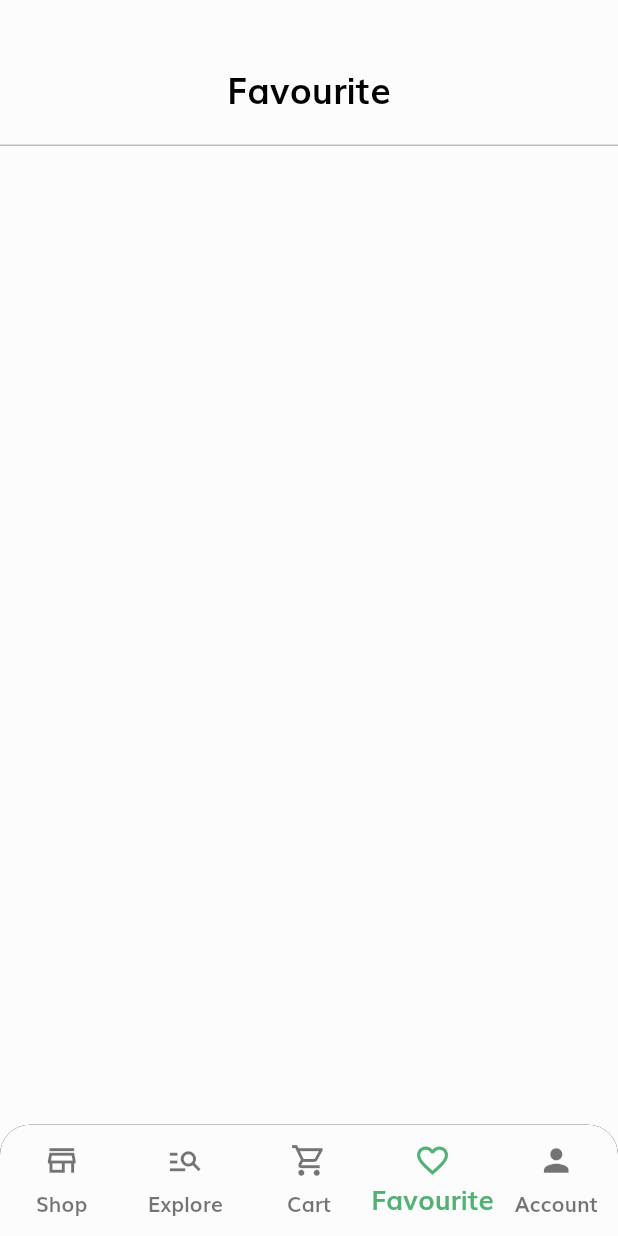
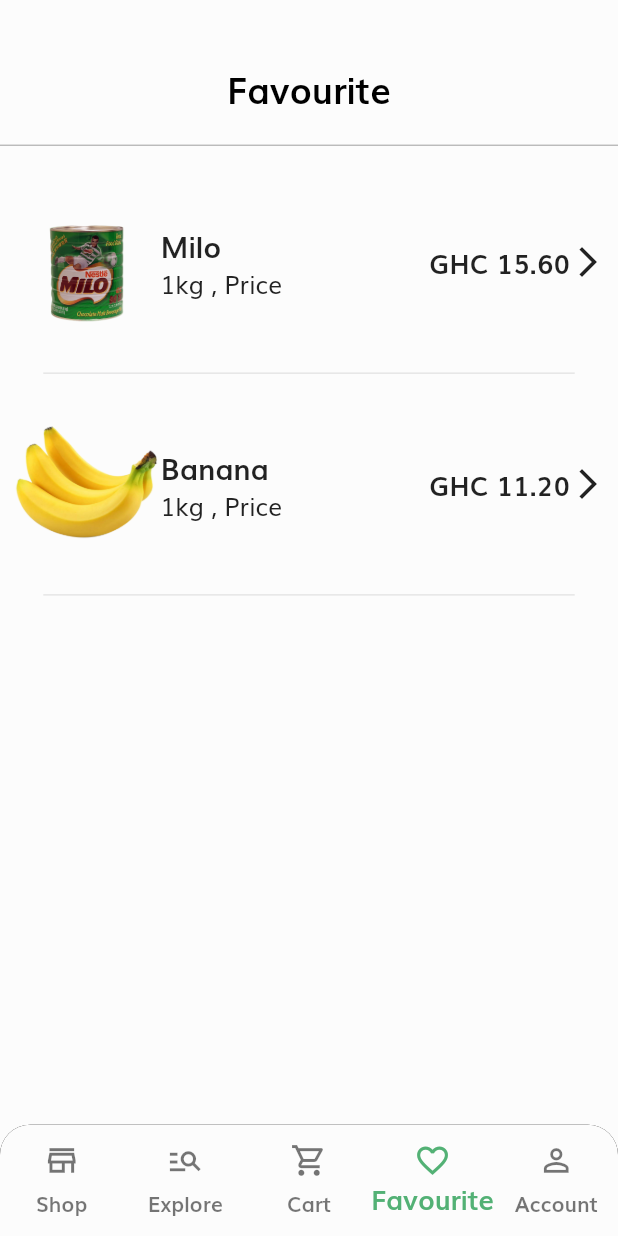
Before and after one commit to Mawuli-360/Flutter_Grocery, a Flutter app: the screen it shows after launch, item 4 of the bottom bar chosen, on a phone screen of 412 x 824 dp. Run offline on Flutter 3.47's test engine with Material 2 defaults, Android fonts, the light colour scheme and no system bars; our stand-ins replace animated_splash_screen, sizer; missing offline and left inert: flutter_carousel_slider.

Commit message:
first commit
Signed-off-by: Mawuli-360 <zigahmawuli360@gmail.com>

```diff
--- a/lib/Homepage/HomePage.dart
+++ b/lib/Homepage/HomePage.dart
@@ -9,7 +9,7 @@ import 'package:sizer/sizer.dart';
 import 'package:groceries/constants.dart';
 
 class HomePage extends StatefulWidget {
-  HomePage({Key? key}) : super(key: key);
+ const HomePage({Key? key}) : super(key: key);
 
   @override
   State<HomePage> createState() => _HomePageState();
@@ -90,7 +90,7 @@ class _HomePageState extends State<HomePage> {
                   label: 'Favourite'),
               BottomNavigationBarItem(
                   icon: Icon(
-                    Icons.person,
+                    Icons.person_outline,
                     size: 3.h,
                   ),
                   label: 'Account'),
--- a/lib/main.dart
+++ b/lib/main.dart
@@ -1,7 +1,6 @@
 // ignore_for_file: prefer_const_constructors
-
 import 'package:flutter/material.dart';
-import 'package:groceries/Homepage/HomePage.dart';
+import 'package:groceries/Homepage/SplashScreen.dart';
 import 'package:sizer/sizer.dart';
 
 void main() {
@@ -16,7 +15,7 @@ class Grocery extends StatelessWidget {
     return Sizer(
       builder: ((context, orientation, deviceType) {
         return MaterialApp(
-          home: HomePage(),
+          home: SplashScreen(),
           theme: ThemeData(fontFamily: "Muli"),
           debugShowCheckedModeBanner: false,
         );
--- a/lib/pages/Shop/Body.dart
+++ b/lib/pages/Shop/Body.dart
@@ -44,7 +44,7 @@ class Body extends StatelessWidget {
                     width: 2.w,
                   ),
                   Text(
-                    'HILDA HOSTEL, BRAHABOME',
+                    'HILDA HOSTEL, BRAHABEBOME',
                     style: TextStyle(
                         fontSize: 13.sp,
                         fontWeight: FontWeight.bold,
--- /dev/null
+++ b/lib/pages/favourite/Components/Fav_Item_Class.dart
@@ -0,0 +1,80 @@
+// ignore_for_file: prefer_const_constructors
+
+import 'package:flutter/material.dart';
+import 'package:sizer/sizer.dart';
+
+class FavItem {
+  String price;
+  String img;
+  String proName;
+
+  FavItem({
+    required this.img,
+    required this.price,
+    required this.proName,
+  });
+}
+
+Column favCard({required FavItem item}) {
+  return Column(
+    children: [
+      Padding(
+        padding: const EdgeInsets.all(8.0),
+        child: SizedBox(
+          height: 12.h,
+          child: Row(
+            children: [
+              Expanded(child: Image.asset(item.img)),
+              Expanded(
+                flex: 3,
+                child: Row(
+                  children: [
+                    Expanded(
+                        flex: 2,
+                        child: Column(
+                          mainAxisAlignment: MainAxisAlignment.center,
+                          crossAxisAlignment: CrossAxisAlignment.start,
+                          children: [
+                            Text(
+                              item.proName,
+                              style: TextStyle(
+                                  fontWeight: FontWeight.bold, fontSize: 14.sp),
+                            ),
+                            Text(
+                              "1kg , Price",
+                              style: TextStyle(fontSize: 12.sp),
+                            )
+                          ],
+                        )),
+                    Expanded(
+                        flex: 2,
+                        child: Row(
+                          mainAxisAlignment: MainAxisAlignment.end,
+                          children: [
+                            Text(
+                              item.price,
+                              style: TextStyle(
+                                  fontWeight: FontWeight.bold, fontSize: 13.sp),
+                            ),
+                            Icon(
+                              Icons.arrow_forward_ios,
+                            ),
+                          ],
+                        )),
+                  ],
+                ),
+              ),
+            ],
+          ),
+        ),
+      ),
+      Divider(
+        color: Colors.grey.shade300,
+        height: 4.h,
+        thickness: 0.8,
+        indent: 7.w,
+        endIndent: 7.w,
+      ),
+    ],
+  );
+}
--- a/lib/pages/favourite/favourite.dart
+++ b/lib/pages/favourite/favourite.dart
@@ -1,11 +1,23 @@
-// ignore_for_file: prefer_const_constructors
+// ignore_for_file: prefer_const_constructors, prefer_const_literals_to_create_immutables
 
 import 'package:flutter/material.dart';
 import 'package:groceries/constants.dart';
+import 'package:groceries/pages/favourite/Components/Fav_Item_Class.dart';
 import 'package:sizer/sizer.dart';
 
-class Favourite extends StatelessWidget {
-  const Favourite({Key? key}) : super(key: key);
+class Favourite extends StatefulWidget {
+  Favourite({Key? key}) : super(key: key);
+
+  @override
+  State<Favourite> createState() => _FavouriteState();
+}
+
+class _FavouriteState extends State<Favourite> {
+  List<FavItem> items = [
+    FavItem(img: "assets/images/milo.png", price: "GHC 15.60", proName: "Milo"),
+    FavItem(
+        img: "assets/images/banana.png", price: "GHC 11.20", proName: "Banana"),
+  ];
 
   @override
   Widget build(BuildContext context) {
@@ -29,6 +41,12 @@ class Favourite extends StatelessWidget {
               height: 5.h,
               color: Colors.grey,
             ),
+            Expanded(
+                child: ListView.builder(
+                    itemCount: items.length,
+                    itemBuilder: (context, index) {
+                      return favCard(item: items[index]);
+                    }))
           ],
         ),
       ),
--- a/pubspec.yaml
+++ b/pubspec.yaml
@@ -38,6 +38,7 @@ dependencies:
   cupertino_icons: ^1.0.2
   sizer: ^2.0.15
   flutter_carousel_slider: ^1.0.8
+  animated_splash_screen: ^1.3.0
 
 dev_dependencies:
   flutter_test:
```
Also changed, not shown: lib/Homepage/SplashScreen.dart (added, +23 -0 lines), lib/pages/cart/Body.dart (added, +61 -0 lines), lib/pages/cart/Cart.dart (+2 -22 lines), lib/pages/cart/Components/cart_item_class.dart (added, +87 -0 lines), lib/pages/cart/Components/item_quantity.dart (added, +56 -0 lines), pubspec.lock, 18 other files.
